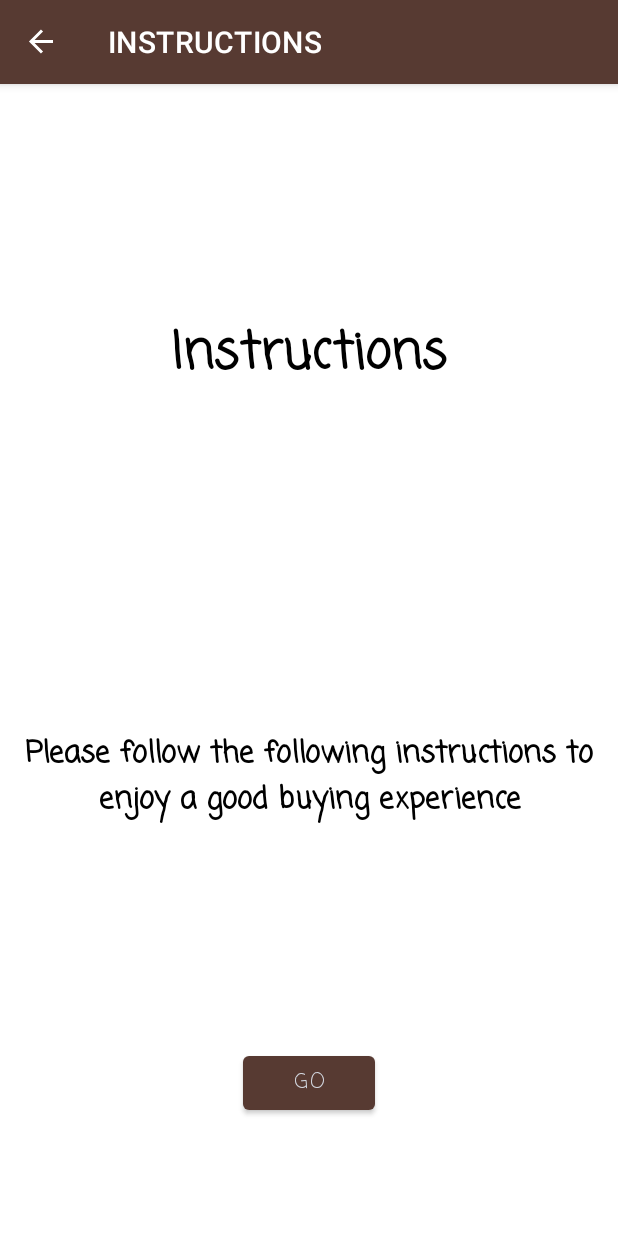
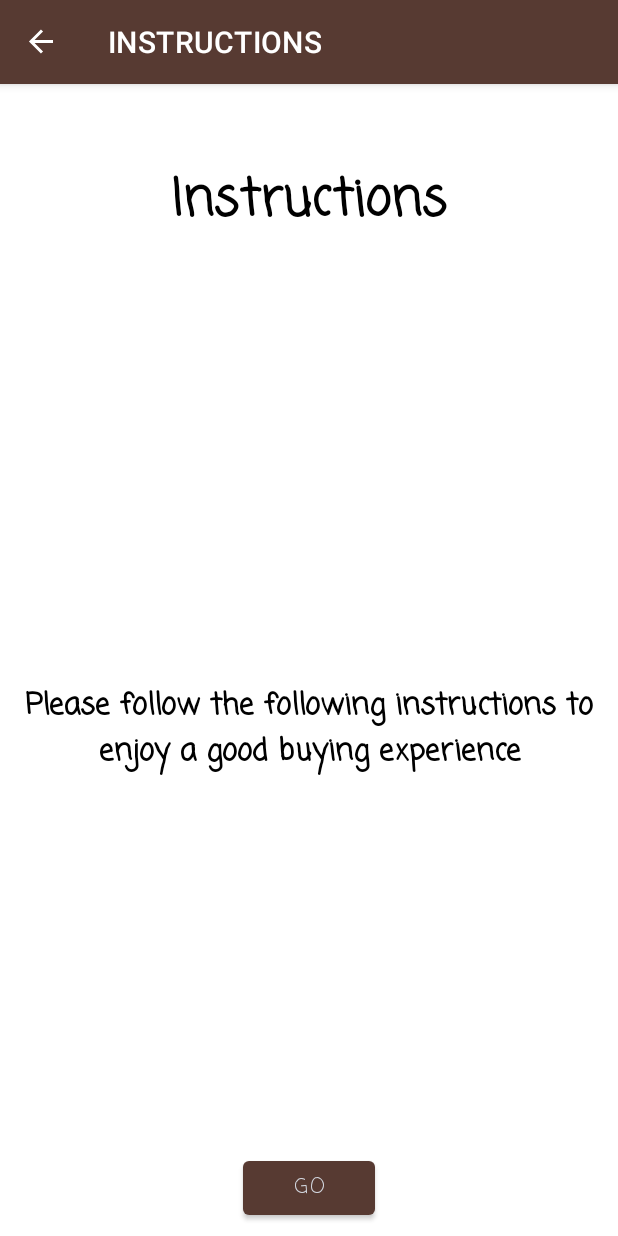
Before and after one commit to meaem/MarvellousShoeStore, an Android app: the InstructionsFragment screen opened through its navigation route, on a phone screen of 412 x 824 dp. Run offline under Robolectric (Android 15) with nearby library versions, the phone set to English and light mode, and no system bars; our stand-ins replace Timber, data binding, navigation-ui.

Commit message:
Layout adjustments

```diff
--- a/app/src/main/res/layout-land/fragment_details.xml
+++ b/app/src/main/res/layout-land/fragment_details.xml
@@ -132,6 +132,7 @@
                     android:layout_height="wrap_content"
 
                     android:layout_marginStart="8dp"
+                    android:layout_marginEnd="8dp"
                     android:text="@string/save_btn" />
 
                 <Button
@@ -139,6 +140,7 @@
                     android:layout_width="wrap_content"
                     android:layout_height="wrap_content"
 
+                    android:layout_marginStart="8dp"
                     android:layout_marginEnd="8dp"
                     android:text="@string/cancel_btn" />
             </LinearLayout>
--- a/app/src/main/res/layout/fragment_instructions.xml
+++ b/app/src/main/res/layout/fragment_instructions.xml
@@ -16,8 +16,11 @@
         <TextView
             android:id="@+id/textView2"
             style="@style/font_style"
-            android:layout_width="379dp"
-            android:layout_height="204dp"
+            android:layout_width="0dp"
+            android:layout_height="0dp"
+            android:layout_marginStart="16dp"
+            android:layout_marginTop="8dp"
+            android:layout_marginEnd="16dp"
             android:gravity="center"
             android:text="@string/instructions_label"
             android:textColor="@color/black"
@@ -26,13 +29,14 @@
             app:layout_constraintEnd_toEndOf="parent"
             app:layout_constraintHorizontal_bias="0.5"
             app:layout_constraintStart_toStartOf="parent"
-            app:layout_constraintTop_toTopOf="parent" />
+            app:layout_constraintTop_toTopOf="parent"
+            app:layout_constraintVertical_weight="1" />
 
         <TextView
             android:id="@+id/textView3"
             style="@style/font_style"
-            android:layout_width="379dp"
-            android:layout_height="203dp"
+            android:layout_width="0dp"
+            android:layout_height="0dp"
             android:gravity="center"
             android:text="@string/instructions_content"
             android:textColor="@color/black"
@@ -41,18 +45,21 @@
             app:layout_constraintEnd_toEndOf="parent"
             app:layout_constraintHorizontal_bias="0.5"
             app:layout_constraintStart_toStartOf="parent"
-            app:layout_constraintTop_toBottomOf="@+id/textView2" />
+            app:layout_constraintTop_toBottomOf="@+id/textView2"
+            app:layout_constraintVertical_weight="4" />
 
         <Button
             android:id="@+id/proceed_btn"
             android:layout_width="wrap_content"
             android:layout_height="wrap_content"
+            android:layout_marginBottom="8dp"
             android:text="@string/go"
             app:layout_constraintBottom_toBottomOf="parent"
             app:layout_constraintEnd_toEndOf="parent"
             app:layout_constraintHorizontal_bias="0.5"
             app:layout_constraintStart_toStartOf="parent"
-            app:layout_constraintTop_toBottomOf="@+id/textView3" />
+            app:layout_constraintTop_toBottomOf="@+id/textView3"
+            app:layout_constraintVertical_weight="1" />
 
     </androidx.constraintlayout.widget.ConstraintLayout>
 </layout>
```
Also changed, not shown: app/src/main/res/layout/fragment_shoe_list.xml (+16 -4 lines), app/src/main/res/layout/list_item.xml (+5 -2 lines).
